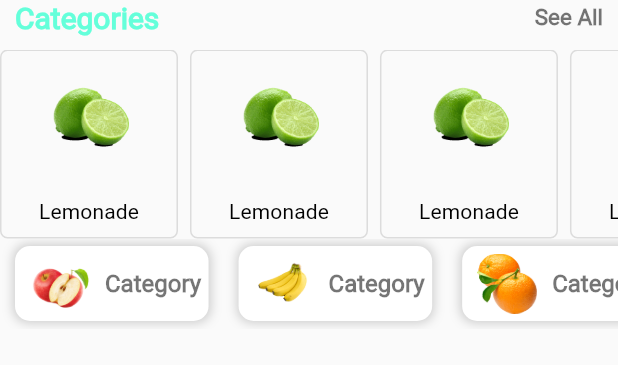
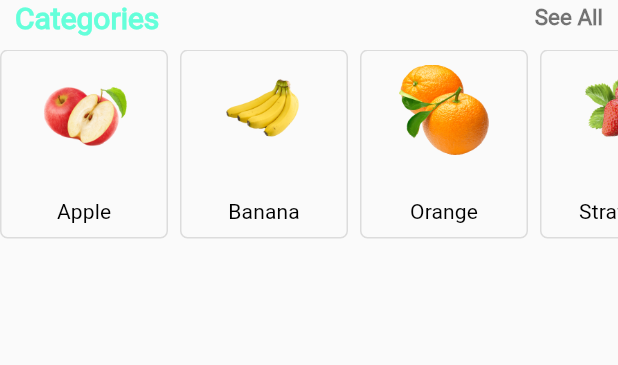
Before and after one commit to abidshafee/shop_app_v2, a Flutter app: the CategoriesWidget widget shown alone on an empty page, opened directly, on a phone screen of 412 x 824 dp. Shown: the top 365 px of the screen. Run offline on Flutter 3.47's test engine with Material 2 defaults, Android fonts, the phone set to English and light mode, and no system bars; our stand-ins replace badges.

Commit message:
updtd categories sec

```diff
--- /dev/null
+++ b/lib/models/Category.dart
@@ -0,0 +1,15 @@
+class Category {
+  final String icon, title;
+
+  Category({required this.icon, required this.title});
+}
+
+List<Category> categories = [
+  Category(icon: "assets/images/1.png", title: "Apple"),
+  Category(icon: "assets/images/2.png", title: "Banana"),
+  Category(icon: "assets/images/3.png", title: "Orange"),
+  Category(icon: "assets/images/4.png", title: "Strawberry"),
+  Category(icon: "assets/images/5.png", title: "Lemon"),
+  Category(icon: "assets/images/6.png", title: "Promaganate"),
+  Category(icon: "assets/images/7.png", title: "Grape"),
+];
--- a/lib/widgets/CategoriesWidget.dart
+++ b/lib/widgets/CategoriesWidget.dart
@@ -1,6 +1,7 @@
 import 'dart:ui';
 
 import 'package:flutter/material.dart';
+import 'package:shop_app_v2/models/Category.dart';
 
 class CategoriesWidget extends StatelessWidget {
   const CategoriesWidget({Key? key}) : super(key: key);
@@ -36,65 +37,68 @@ class CategoriesWidget extends StatelessWidget {
           scrollDirection: Axis.horizontal,
           child: Row(
             children: List.generate(
-              8,
+              categories.length,
               (index) => Padding(
                 padding: const EdgeInsets.only(right: 8),
                 child: CategoryCard(
-                  icon: "assets/images/5.png",
-                  title: "Lemonade",
+                  //icon: "assets/images/5.png",
+                  icon: categories[index].icon,
+                  //title: "Lemonade",
+                  title: categories[index].title,
                   press: () {},
                 ),
               ),
             ),
           ),
+//Previous Layout of Category section
         ),
-        SingleChildScrollView(
-          scrollDirection: Axis.horizontal,
-          child: Row(
-            mainAxisAlignment: MainAxisAlignment.start,
-            children: [
-              for (int i = 1; i < 8; i++)
-                Container(
-                  margin:
-                      const EdgeInsets.symmetric(horizontal: 10, vertical: 5),
-                  height: 50,
-                  decoration: BoxDecoration(
-                    borderRadius: BorderRadius.circular(10),
-                    color: Colors.white,
-                    boxShadow: [
-                      BoxShadow(
-                        color: Colors.grey.withOpacity(0.5),
-                        spreadRadius: 1,
-                        blurRadius: 5,
-                      ),
-                    ],
-                  ),
-                  child: Row(
-                    children: [
-                      Padding(
-                        padding: const EdgeInsets.all(5),
-                        child: Image.asset(
-                          "assets/images/$i.png",
-                          height: 50,
-                          width: 50,
-                        ),
-                      ),
-                      const Padding(
-                        padding: EdgeInsets.only(right: 5),
-                        child: Text(
-                          "Category",
-                          style: TextStyle(
-                            fontSize: 16,
-                            fontWeight: FontWeight.bold,
-                          ),
-                        ),
-                      ),
-                    ],
-                  ),
-                )
-            ],
-          ),
-        )
+        // SingleChildScrollView(
+        //   scrollDirection: Axis.horizontal,
+        //   child: Row(
+        //     mainAxisAlignment: MainAxisAlignment.start,
+        //     children: [
+        //       for (int i = 1; i < 8; i++)
+        //         Container(
+        //           margin:
+        //               const EdgeInsets.symmetric(horizontal: 10, vertical: 5),
+        //           height: 50,
+        //           decoration: BoxDecoration(
+        //             borderRadius: BorderRadius.circular(10),
+        //             color: Colors.white,
+        //             boxShadow: [
+        //               BoxShadow(
+        //                 color: Colors.grey.withOpacity(0.5),
+        //                 spreadRadius: 1,
+        //                 blurRadius: 5,
+        //               ),
+        //             ],
+        //           ),
+        //           child: Row(
+        //             children: [
+        //               Padding(
+        //                 padding: const EdgeInsets.all(5),
+        //                 child: Image.asset(
+        //                   "assets/images/$i.png",
+        //                   height: 50,
+        //                   width: 50,
+        //                 ),
+        //               ),
+        //               const Padding(
+        //                 padding: EdgeInsets.only(right: 5),
+        //                 child: Text(
+        //                   "Category",
+        //                   style: TextStyle(
+        //                     fontSize: 16,
+        //                     fontWeight: FontWeight.bold,
+        //                   ),
+        //                 ),
+        //               ),
+        //             ],
+        //           ),
+        //         )
+        //     ],
+        //   ),
+        // )
       ],
     );
   }
```
